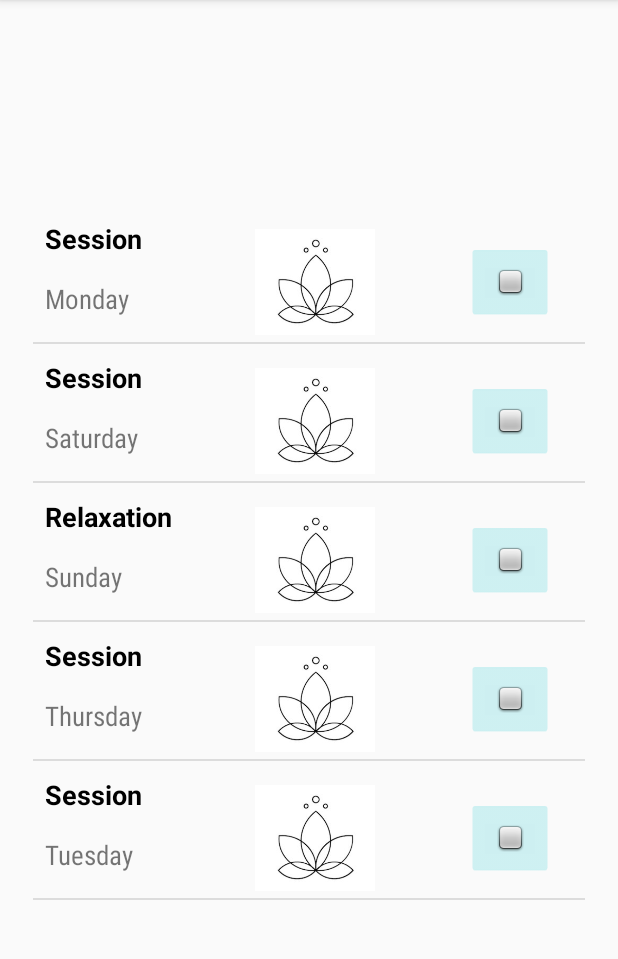
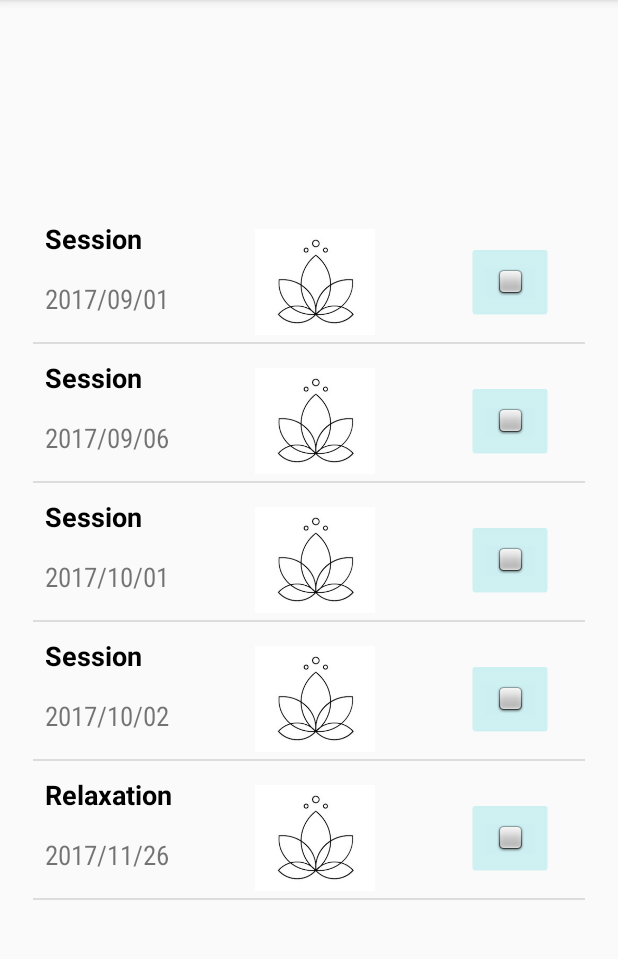
Before and after one commit to ClareBee/FlowYogaApp, an Android app: the screen it shows after launch (TopSessionsActivity), after a tap on "Button to indicate fingerprint needed", on a phone screen of 412 x 824 dp, the part 84-1043 px from its top. Run offline under Robolectric (Android 15) with nearby library versions, the phone set to English and light mode, and no system bars.

Commit message:
datepicker added

```diff
--- a/app/src/main/java/com/example/clareblackburne/yogaapp/DBHelper.java
+++ b/app/src/main/java/com/example/clareblackburne/yogaapp/DBHelper.java
@@ -37,7 +37,7 @@ public class DBHelper extends SQLiteOpenHelper {
 
 
     public DBHelper(Context context){
-        super(context, DATABASE_NAME, null, 6);
+        super(context, DATABASE_NAME, null, 9);
     }
 
     public void onCreate(SQLiteDatabase db){
@@ -48,11 +48,11 @@ public class DBHelper extends SQLiteOpenHelper {
 
         //seed tables
 
-        db.execSQL("INSERT INTO " + SESSIONS_TABLE_NAME + " (name, day, focus, duration, status) VALUES ('Session', 'Monday', 'Legs', 60, 'N');");
-        db.execSQL("INSERT INTO " + SESSIONS_TABLE_NAME + " (name, day, focus, duration, status) VALUES ('Session', 'Tuesday', 'Shoulders', 45, 'N');");
-        db.execSQL("INSERT INTO " + SESSIONS_TABLE_NAME + " (name, day, focus, duration, status) VALUES ('Session', 'Thursday', 'Arms', 50, 'N');");
-        db.execSQL("INSERT INTO " + SESSIONS_TABLE_NAME + " (name, day, focus, duration, status) VALUES ('Session', 'Saturday', 'Core', 60, 'N');");
-        db.execSQL("INSERT INTO " + SESSIONS_TABLE_NAME + " (name, day, focus, duration, status) VALUES ('Relaxation', 'Sunday', 'All', 60, 'N');");
+        db.execSQL("INSERT INTO " + SESSIONS_TABLE_NAME + " (name, day, focus, duration, status) VALUES ('Session', '2017/09/01', 'Legs', 60, 'N');");
+        db.execSQL("INSERT INTO " + SESSIONS_TABLE_NAME + " (name, day, focus, duration, status) VALUES ('Session', '2017/09/06', 'Shoulders', 45, 'N');");
+        db.execSQL("INSERT INTO " + SESSIONS_TABLE_NAME + " (name, day, focus, duration, status) VALUES ('Session', '2017/10/01', 'Arms', 50, 'N');");
+        db.execSQL("INSERT INTO " + SESSIONS_TABLE_NAME + " (name, day, focus, duration, status) VALUES ('Session', '2017/10/02', 'Core', 60, 'N');");
+        db.execSQL("INSERT INTO " + SESSIONS_TABLE_NAME + " (name, day, focus, duration, status) VALUES ('Relaxation', '2017/11/26', 'All', 60, 'N');");
         db.execSQL("INSERT INTO " + POSES_TABLE_NAME + " (name, sanskritName, chakra, duration, image) VALUES ('Bridge', 'Setu Bandha Sarvangasasana', 'Heart Throat', 1, " +  R.drawable.bridge + ");");
         db.execSQL("INSERT INTO " + POSES_TABLE_NAME + " (name, sanskritName, chakra, duration, image) VALUES ('Half Moon Pose', 'Ardha Chandrasana', 'Sacral', 1, " +  R.drawable.halfmoon + ");");
         db.execSQL("INSERT INTO " + POSES_TABLE_NAME + " (name, sanskritName, chakra, duration, image) VALUES ('Sitting Spinal Twist', 'Ardha Matsyendrasana', 'Sacral', 1, " +  R.drawable.seatedspinal + ");");
--- a/app/src/main/res/layout/activity_add_session.xml
+++ b/app/src/main/res/layout/activity_add_session.xml
@@ -103,6 +103,7 @@
         android:layout_marginStart="8dp"
         android:layout_marginTop="63dp"
         android:text="@string/newSessionDayLabel"
+        android:focusableInTouchMode="false"
         app:layout_constraintHorizontal_bias="0.061"
         app:layout_constraintLeft_toLeftOf="parent"
         app:layout_constraintRight_toRightOf="parent"
@@ -161,4 +162,6 @@
         app:layout_constraintRight_toRightOf="parent"
         app:layout_constraintTop_toBottomOf="@+id/durationText"
         app:layout_constraintVertical_bias="0.494" />
+
+
 </android.support.constraint.ConstraintLayout>
```
Also changed, not shown: app/src/main/java/com/example/clareblackburne/yogaapp/AddSessionActivity.java (+30 -0 lines), app/src/main/java/com/example/clareblackburne/yogaapp/SessionActivity.java (line endings or trailing spaces).
